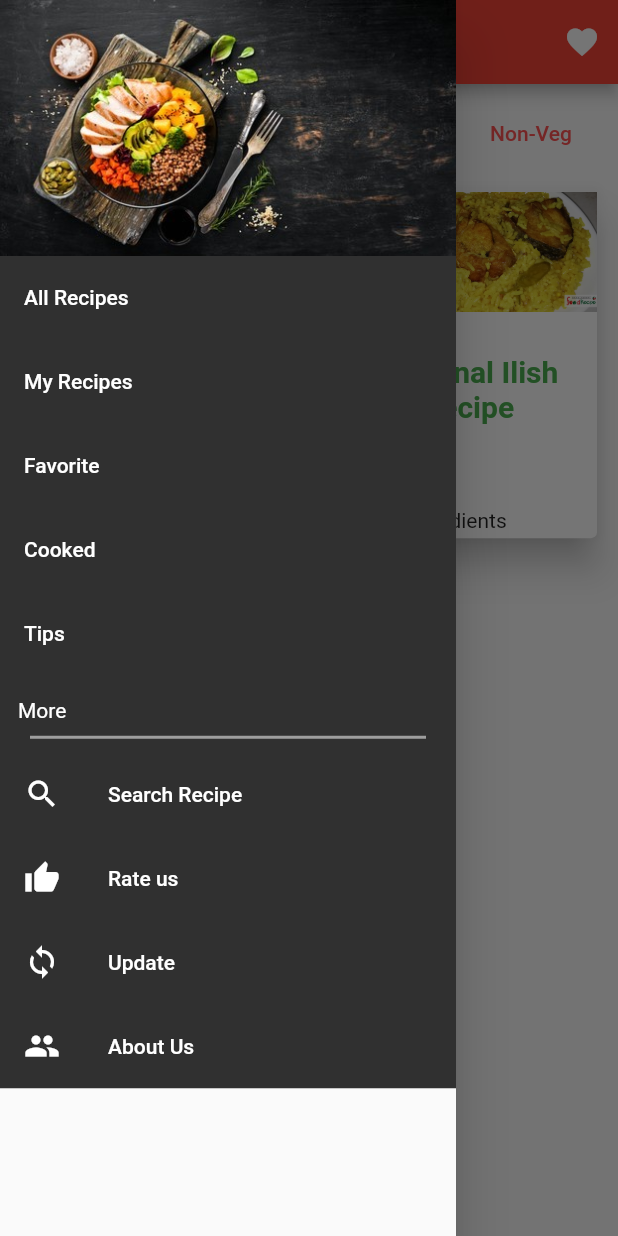
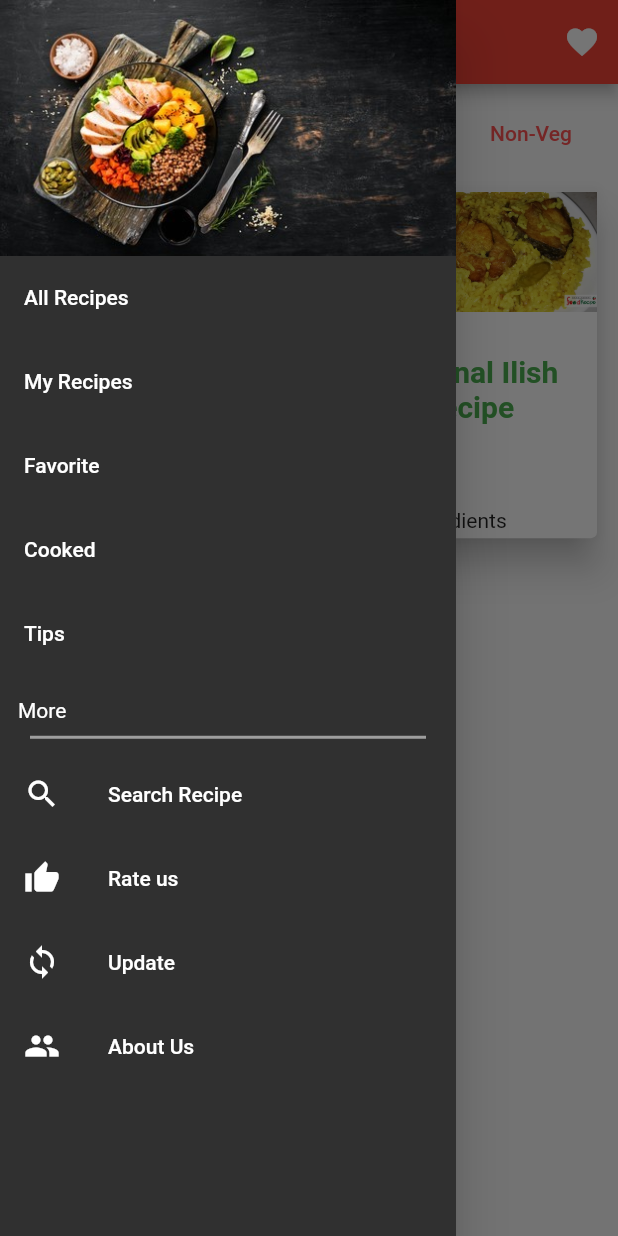
Before and after one commit to FaisalIslam26/FoodRecipe, a Flutter app: the screen it shows after launch, with the side drawer open, on a phone screen of 412 x 824 dp. Run offline on Flutter 3.47's test engine with Material 2 defaults, Android fonts, the light colour scheme and no system bars; our stand-ins replace share, sqflite, webview_flutter; accounts and stored records are empty.

Commit message:
this is my second commit

```diff
--- a/lib/screens/home/home.dart
+++ b/lib/screens/home/home.dart
@@ -34,6 +34,7 @@ class HomeScreen extends StatelessWidget {
           ),
           drawer: SafeArea(
             child: Drawer(
+              backgroundColor: Colors.grey[850],
               child: Expanded(
                 flex: 2,
                 child: SingleChildScrollView(
@@ -195,7 +196,7 @@ class HomeScreen extends StatelessWidget {
                 indicator: BoxDecoration(
                     gradient: LinearGradient(
                         colors: [Colors.redAccent, Colors.orangeAccent]),
-                    borderRadius: BorderRadius.circular(50),
+                    // borderRadius: BorderRadius.circular(50),
                     color: Colors.redAccent),
                 tabs: [
                   Tab(
```
Also changed, not shown: lib/screens/details/details.dart (+6 -4 lines).
